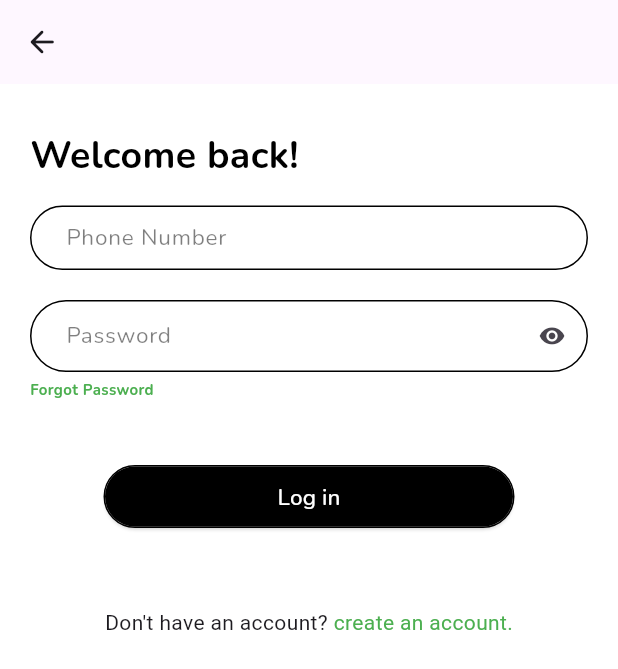
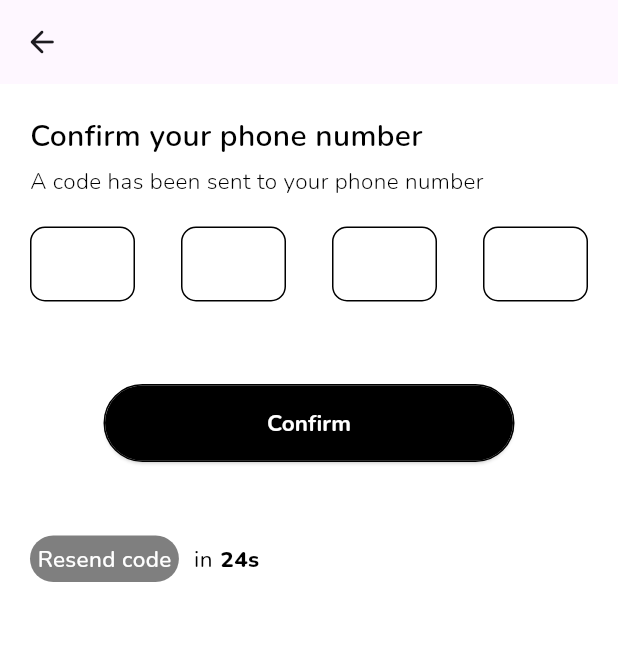
Before and after one commit to codeZe-us/Truckhub, a Flutter app: the screen it shows after launch, on a phone screen of 412 x 824 dp. Shown: the top 669 px of the screen. Run offline on Flutter 3.47's test engine with Material 3 defaults, Android fonts, the phone set to English and light mode, and no system bars; drawn by our look-alikes of pin_code_fields; our stand-ins replace gap, google_fonts.

Commit message:
Done with the confirm-your-phone-number screen

```diff
--- a/lib/main.dart
+++ b/lib/main.dart
@@ -1,4 +1,5 @@
 import 'package:flutter/material.dart';
+import 'package:truckhub/screens/views/confirm_phone_number/pincode_view.dart';
 import 'package:truckhub/screens/views/welcome_back_screen.dart';
 
 import 'features/splash_screen/splash_screen.dart';
@@ -22,7 +23,7 @@ class MyApp extends StatelessWidget {
         ),
         useMaterial3: true,
       ),
-      home: const WelcomeBackScreen()
+      home: const ConfirmPhoneNumberScreen()
     );
   }
 }
--- a/lib/screens/constants/fontsizes.dart
+++ b/lib/screens/constants/fontsizes.dart
@@ -1,6 +1,6 @@
-const fontSize5 = 5.0;
-const fontSize10 = 10.0;
-const fontSize15 = 15.0;
-const fontSize20 = 20.0;
-const fontSize25 = 25.0;
-const fontSize30 = 30.0;
+const fontSize1 = 5.0;
+const fontSize2 = 10.0;
+const fontSize3 = 15.0;
+const fontSize4 = 20.0;
+const fontSize5 = 25.0;
+const fontSize6 = 30.0;
--- a/lib/screens/constants/strings.dart
+++ b/lib/screens/constants/strings.dart
@@ -5,3 +5,9 @@ const forgotPasswordString = 'Forgot Password';
 const logInString = 'Log in';
 const dontHaveAccountString = "Don't have an account? ";
 const createAnAccountString = 'create an account.';
+const confirmYourPhoneNumberString = 'Confirm your phone number';
+const codeSentToYouString = 'A code has been sent to your phone number';
+const confirmString = 'Confirm';
+const sString = 's';
+const inString = 'in';
+const resendCodeString = 'Resend code';
--- a/lib/screens/custom_widgets/elevated_button_widget.dart
+++ b/lib/screens/custom_widgets/elevated_button_widget.dart
@@ -26,6 +26,7 @@ class GenericElevatedButton extends StatelessWidget {
   Widget build(BuildContext context) {
     return Container(
       width: MediaQuery.of(context).size.width,
+      height: 50,
       margin: const EdgeInsets.fromLTRB(50, 0, 50, 0),
       child: ElevatedButton(
         onPressed: onPressed,
@@ -43,7 +44,7 @@ class GenericElevatedButton extends StatelessWidget {
         ),
         child: GenericText(
           color: color ?? whiteColor,
-          fontSize: fontSize ?? fontSize15,
+          fontSize: fontSize ?? fontSize3,
           fontWeight: fontWeight ?? fontWeight5,
           text: title
         )
--- a/lib/screens/custom_widgets/textbutton_widget.dart
+++ b/lib/screens/custom_widgets/textbutton_widget.dart
@@ -26,7 +26,7 @@ class GenericTextButton extends StatelessWidget {
       onTap: onTap,
       child: GenericText(
         color: color ?? greenColor,
-        fontSize: fontSize ?? fontSize10,
+        fontSize: fontSize ?? fontSize2,
         fontWeight: fontWeight ?? fontWeight7,
         text: title
       ),
--- a/lib/screens/custom_widgets/textfield_widget.dart
+++ b/lib/screens/custom_widgets/textfield_widget.dart
@@ -38,12 +38,12 @@ class _GenericTextFieldState extends State<GenericTextField> {
         labelStyle: GoogleFonts.getFont(
           'Nunito',
           color: blackColor.withOpacity(0.5),
-          fontSize: fontSize15,
+          fontSize: fontSize3,
           fontWeight: fontWeight4
         ),
         focusedBorder: OutlineInputBorder(
           borderSide: const BorderSide(
-            color: blackColor
+            color: greenColor
           ),
           borderRadius: BorderRadius.circular(50),
         ),
@@ -63,7 +63,7 @@ class _GenericTextFieldState extends State<GenericTextField> {
       ),
       style: GoogleFonts.getFont(
         'Nunito',
-        fontSize: fontSize15,
+        fontSize: fontSize3,
         fontWeight: fontWeight4,
       ),
     );
--- /dev/null
+++ b/lib/screens/views/confirm_phone_number/pincode_view.dart
@@ -0,0 +1,69 @@
+import 'package:flutter/material.dart';
+import 'package:gap/gap.dart';
+import 'package:truckhub/screens/constants/colors.dart';
+import 'package:truckhub/screens/constants/fontsizes.dart';
+import 'package:truckhub/screens/constants/fontweights.dart';
+import 'package:truckhub/screens/constants/strings.dart';
+import 'package:truckhub/screens/custom_widgets/annotated_region_widget.dart';
+import 'package:truckhub/screens/custom_widgets/elevated_button_widget.dart';
+import 'package:truckhub/screens/custom_widgets/text_widget.dart';
+import 'package:truckhub/screens/views/confirm_phone_number/pincodetextfield.dart';
+import 'package:truckhub/screens/views/confirm_phone_number/timer.dart';
+
+class ConfirmPhoneNumberScreen extends StatelessWidget {
+  const ConfirmPhoneNumberScreen({super.key});
+
+  @override
+  Widget build(BuildContext context) {
+    return GenericAnnotatedRegion(
+      child: Scaffold(
+        backgroundColor: whiteColor,
+        appBar: AppBar(
+          leading: IconButton(
+            icon: const Icon(Icons.arrow_back_rounded),
+            onPressed: (){
+              //Implement the functionality of this IconButton here
+            },
+          )
+        ),
+
+        body: Padding(
+          padding: const EdgeInsets.all(20),
+          child: SingleChildScrollView(
+            child: Column(
+              crossAxisAlignment: CrossAxisAlignment.start,
+              mainAxisSize: MainAxisSize.min,
+              children: [
+                const GenericText(
+                  color: blackColor,
+                  fontSize: fontSize4,
+                  fontWeight: fontWeight6,
+                  text: confirmYourPhoneNumberString
+                ),
+                const Gap(5),
+                const GenericText(
+                  color: blackColor,
+                  fontSize: fontSize3,
+                  fontWeight: fontWeight3,
+                  text: codeSentToYouString
+                ),
+                const Gap(20),
+                const PinCodeFields(),
+                const Gap(40),
+                GenericElevatedButton(
+                  onPressed: (){
+                    //Implement the confirm functionality here.
+                  },
+                  fontWeight: fontWeight7,
+                  title: confirmString
+                ),
+                const Gap(50),
+                const CountDownTimerView()
+              ]
+            )
+          ),
+        )
+      )
+    );
+  }
+}
--- /dev/null
+++ b/lib/screens/views/confirm_phone_number/pincodetextfield.dart
@@ -0,0 +1,35 @@
+import 'package:flutter/material.dart';
+import 'package:pin_code_fields/pin_code_fields.dart';
+import 'package:truckhub/screens/constants/colors.dart';
+
+class PinCodeFields extends StatelessWidget {
+  const PinCodeFields({super.key});
+
+  @override
+  Widget build(BuildContext context) {
+    return PinCodeTextField(
+      appContext: context,
+      length: 4,
+      onCompleted: (text){
+        //print(text);
+        //Place your cusor on the 'onCompleted' to know more about the given text parameter
+      },
+      cursorColor: blackColor,
+      cursorWidth: 2,
+      mainAxisAlignment: MainAxisAlignment.spaceBetween,
+      keyboardType: TextInputType.number,
+      pinTheme: PinTheme(
+        shape: PinCodeFieldShape.box,
+        borderRadius: BorderRadius.circular(10),
+        fieldHeight: 50,
+        fieldWidth: 70,
+        inactiveColor: blackColor,
+        inactiveBorderWidth: 1,
+        activeBorderWidth: 1,
+        activeColor: greenColor,
+        selectedColor: greenColor,
+        selectedBorderWidth: 1
+      ),
+    );
+  }
+}
--- /dev/null
+++ b/lib/screens/views/confirm_phone_number/timer.dart
@@ -0,0 +1,61 @@
+import 'package:flutter/material.dart';
+import 'package:flutter/widgets.dart';
+import 'package:gap/gap.dart';
+import 'package:truckhub/screens/constants/colors.dart';
+import 'package:truckhub/screens/constants/fontsizes.dart';
+import 'package:truckhub/screens/constants/fontweights.dart';
+import 'package:truckhub/screens/constants/strings.dart';
+import 'package:truckhub/screens/custom_widgets/text_widget.dart';
+
+
+class CountDownTimerView extends StatelessWidget {
+  const CountDownTimerView({
+    super.key,
+  });
+
+  @override
+  Widget build(BuildContext context) {
+    return Row(
+      children: [
+        GestureDetector(
+          onTap: (){
+            //Implement the resend code functionality here.
+          },
+          child: Container(
+            padding: const EdgeInsets.all(5),
+            decoration: BoxDecoration(
+              color: blackColor.withOpacity(0.5),
+              borderRadius: BorderRadius.circular(20)
+            ),
+            child: const GenericText(
+              text: resendCodeString,
+              color: whiteColor,
+              fontSize: fontSize3,
+              fontWeight: fontWeight5,
+            ),
+          ),
+        ),
+        const Gap(10),
+        const GenericText(
+          color: blackColor,
+          fontSize: fontSize3,
+          fontWeight: fontWeight4,
+          text: inString
+        ),
+        const Gap(5),
+        StreamBuilder(
+          stream: Stream.periodic(
+            const Duration(seconds: 1),
+            (time) => 30 - time
+          ).take(31),
+          builder: (_, snapshot) => GenericText(
+            color: blackColor,
+            fontSize: fontSize3,
+            fontWeight: fontWeight8,
+            text: snapshot.data.toString() + sString
+          )
+        ),
+      ],
+    );
+  }
+}
--- a/lib/screens/views/welcome_back_screen.dart
+++ b/lib/screens/views/welcome_back_screen.dart
@@ -59,7 +59,7 @@ class _WelcomeBackScreenState extends State<WelcomeBackScreen> {
                 const Gap(10),
                 const GenericText(
                   color: blackColor,
-                  fontSize: fontSize25,
+                  fontSize: fontSize5,
                   fontWeight: fontWeight7,
                   text: welcomeBackString,
                 ),
--- a/pubspec.yaml
+++ b/pubspec.yaml
@@ -39,6 +39,7 @@ dependencies:
   google_fonts: ^6.2.0
   email_validator: ^2.1.17
   gap: ^3.0.1
+  pin_code_fields: ^8.0.1
 
 dev_dependencies:
   flutter_test:
```
Also changed, not shown: pubspec.lock.
